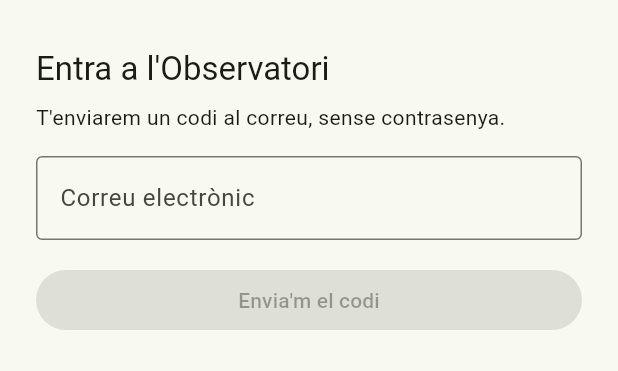
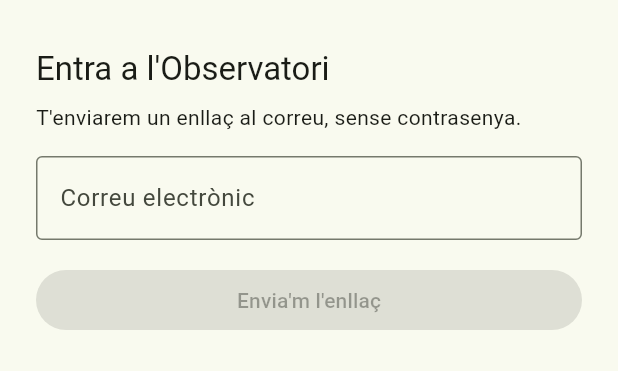
Before and after one commit to Manalemart/observatoriPerLhorta, a Flutter app: the screen it shows after launch, on a phone screen of 412 x 824 dp, the part 498-869 px from its top. Run offline on Flutter 3.47's test engine with Material 3 defaults, Android fonts, the phone set to English and light mode, and no system bars; our stand-ins replace connectivity_plus, drift, drift_flutter, flutter_map, geolocator, go_router and 4 more; accounts and stored records are empty; generated files the repository leaves out were written again.

Commit message:
App: entrada con el enlace del correo (deep link observatoriplh://login-callback)
Con el correo por defecto de Supabase las plantillas no se pueden editar y el
correo solo trae el enlace, que abría la web. Ahora vuelve a la app y
supabase_flutter abre la sesión. El código de 6 cifras queda como alternativa
para cuando haya SMTP propio.

Co-Authored-By: Claude Opus 5.5 <noreply@anthropic.com>

```diff
--- a/app/lib/core/config.dart
+++ b/app/lib/core/config.dart
@@ -9,6 +9,11 @@ class Config {
 
   static const paquet = 'com.mamlabsfera.observatori_perlhorta';
 
+  /// Vuelta a la app desde el enlace del correo. El esquema no puede ser el nombre del
+  /// paquete: los esquemas de URL no admiten «_». Tiene que estar en las Redirect URLs de
+  /// Supabase y en el intent-filter de AndroidManifest.xml.
+  static const redireccioEntrada = 'observatoriplh://login-callback';
+
   static const centreInicial = LatLng(39.48, -0.40);
   static const zoomInicial = 11.0;
 
--- a/app/lib/l10n/app_ca.arb
+++ b/app/lib/l10n/app_ca.arb
@@ -5,11 +5,17 @@
   "comuTria": "Tria…",
   "comuError": "Alguna cosa ha fallat. Torna-ho a provar.",
   "entradaTitol": "Entra a l'Observatori",
-  "entradaExplicacio": "T'enviarem un codi al correu, sense contrasenya.",
+  "entradaExplicacio": "T'enviarem un enllaç al correu, sense contrasenya.",
   "entradaCorreu": "Correu electrònic",
-  "entradaEnviar": "Envia'm el codi",
-  "entradaCodiEnviat": "Hem enviat un codi a {email}.",
-  "@entradaCodiEnviat": { "placeholders": { "email": { "type": "String" } } },
+  "entradaEnviar": "Envia'm l'enllaç",
+  "entradaCodiEnviat": "Hem enviat un enllaç a {email}. Obri'l des d'este mòbil i entraràs directament.",
+  "@entradaCodiEnviat": {
+    "placeholders": {
+      "email": {
+        "type": "String"
+      }
+    }
+  },
   "entradaCodi": "Codi de 6 xifres",
   "entradaVerificar": "Entra",
   "entradaCodiErroni": "El codi no és correcte o ha caducat.",
@@ -46,16 +52,34 @@
   "aportarUsarPosicio": "Usa la meua posició",
   "aportarDesfer": "Desfés",
   "aportarVertexs": "{count, plural, =1{1 punt} other{{count} punts}}",
-  "@aportarVertexs": { "placeholders": { "count": { "type": "int" } } },
+  "@aportarVertexs": {
+    "placeholders": {
+      "count": {
+        "type": "int"
+      }
+    }
+  },
   "aportarCercant": "Buscant el recinte SIGPAC…",
   "aportarRecinte": "Recinte SIGPAC: {ref}",
-  "@aportarRecinte": { "placeholders": { "ref": { "type": "String" } } },
+  "@aportarRecinte": {
+    "placeholders": {
+      "ref": {
+        "type": "String"
+      }
+    }
+  },
   "aportarSenseRecinte": "Ací no hi ha cap recinte SIGPAC.",
   "aportarRecinteOffline": "Sense connexió: el recinte es buscarà en enviar-ho.",
   "aportarFerFoto": "Fes una foto",
   "aportarGaleria": "Galeria",
   "aportarFotos": "{count, plural, =0{Sense fotos} =1{1 foto} other{{count} fotos}}",
-  "@aportarFotos": { "placeholders": { "count": { "type": "int" } } },
+  "@aportarFotos": {
+    "placeholders": {
+      "count": {
+        "type": "int"
+      }
+    }
+  },
   "aportarLlicencia": "En enviar-ho, acceptes publicar les dades amb llicència CC BY 4.0 i les fotos amb CC BY-SA 4.0. Evita que isquen persones o matrícules. Es revisarà abans de publicar-ho.",
   "aportarGuardar": "Guarda i envia",
   "aportarGuardat": "Guardat. Si no hi ha connexió, s'enviarà més tard.",
@@ -68,5 +92,14 @@
   "llistaReintentar": "Torna-ho a provar",
   "llistaEsborrar": "Esborra",
   "llistaMotiu": "Motiu: {motiu}",
-  "@llistaMotiu": { "placeholders": { "motiu": { "type": "String" } } }
+  "@llistaMotiu": {
+    "placeholders": {
+      "motiu": {
+        "type": "String"
+      }
+    }
+  },
+  "entradaEsperant": "Esperant que obris l'enllaç…",
+  "entradaTincCodi": "El correu porta un codi de 6 xifres",
+  "entradaNoArriba": "No t'arriba? Mira el correu brossa o torna-ho a provar d'ací a uns minuts."
 }
--- a/app/lib/l10n/app_localizations.dart
+++ b/app/lib/l10n/app_localizations.dart
@@ -126,7 +126,7 @@ abstract class L {
   /// No description provided for @entradaExplicacio.
   ///
   /// In ca, this message translates to:
-  /// **'T\'enviarem un codi al correu, sense contrasenya.'**
+  /// **'T\'enviarem un enllaç al correu, sense contrasenya.'**
   String get entradaExplicacio;
 
   /// No description provided for @entradaCorreu.
@@ -138,13 +138,13 @@ abstract class L {
   /// No description provided for @entradaEnviar.
   ///
   /// In ca, this message translates to:
-  /// **'Envia\'m el codi'**
+  /// **'Envia\'m l\'enllaç'**
   String get entradaEnviar;
 
   /// No description provided for @entradaCodiEnviat.
   ///
   /// In ca, this message translates to:
-  /// **'Hem enviat un codi a {email}.'**
+  /// **'Hem enviat un enllaç a {email}. Obri\'l des d\'este mòbil i entraràs directament.'**
   String entradaCodiEnviat(String email);
 
   /// No description provided for @entradaCodi.
@@ -476,6 +476,24 @@ abstract class L {
   /// In ca, this message translates to:
   /// **'Motiu: {motiu}'**
   String llistaMotiu(String motiu);
+
+  /// No description provided for @entradaEsperant.
+  ///
+  /// In ca, this message translates to:
+  /// **'Esperant que obris l\'enllaç…'**
+  String get entradaEsperant;
+
+  /// No description provided for @entradaTincCodi.
+  ///
+  /// In ca, this message translates to:
+  /// **'El correu porta un codi de 6 xifres'**
+  String get entradaTincCodi;
+
+  /// No description provided for @entradaNoArriba.
+  ///
+  /// In ca, this message translates to:
+  /// **'No t\'arriba? Mira el correu brossa o torna-ho a provar d\'ací a uns minuts.'**
+  String get entradaNoArriba;
 }
 
 class _LDelegate extends LocalizationsDelegate<L> {
--- a/app/lib/l10n/app_localizations_ca.dart
+++ b/app/lib/l10n/app_localizations_ca.dart
@@ -25,17 +25,17 @@ class LCa extends L {
 
   @override
   String get entradaExplicacio =>
-      'T\'enviarem un codi al correu, sense contrasenya.';
+      'T\'enviarem un enllaç al correu, sense contrasenya.';
 
   @override
   String get entradaCorreu => 'Correu electrònic';
 
   @override
-  String get entradaEnviar => 'Envia\'m el codi';
+  String get entradaEnviar => 'Envia\'m l\'enllaç';
 
   @override
   String entradaCodiEnviat(String email) {
-    return 'Hem enviat un codi a $email.';
+    return 'Hem enviat un enllaç a $email. Obri\'l des d\'este mòbil i entraràs directament.';
   }
 
   @override
@@ -233,4 +233,14 @@ class LCa extends L {
   String llistaMotiu(String motiu) {
     return 'Motiu: $motiu';
   }
+
+  @override
+  String get entradaEsperant => 'Esperant que obris l\'enllaç…';
+
+  @override
+  String get entradaTincCodi => 'El correu porta un codi de 6 xifres';
+
+  @override
+  String get entradaNoArriba =>
+      'No t\'arriba? Mira el correu brossa o torna-ho a provar d\'ací a uns minuts.';
 }
--- a/app/lib/ui/entrada_screen.dart
+++ b/app/lib/ui/entrada_screen.dart
@@ -4,8 +4,11 @@ import 'package:provider/provider.dart';
 import '../l10n/app_localizations.dart';
 import '../services/sessio.dart';
 
-/// Entrada con código del correo: en el campo es más robusto que un enlace que tiene que
-/// volver a la app, y funciona aunque el correo se lea en otro dispositivo.
+/// Entrada sin contraseña. El correo trae un enlace que vuelve a la app
+/// (Config.redireccioEntrada): supabase_flutter abre la sesión y el router sale de aquí.
+/// Si la plantilla del correo incluye el código de 6 cifras, también se puede escribir:
+/// sirve cuando el correo se lee en otro dispositivo. Con el servidor de correo por
+/// defecto de Supabase las plantillas no se pueden editar y solo llega el enlace.
 class EntradaScreen extends StatefulWidget {
   const EntradaScreen({super.key});
 
@@ -17,6 +20,7 @@ class _EntradaScreenState extends State<EntradaScreen> {
   final _correu = TextEditingController();
   final _codi = TextEditingController();
   bool _codiEnviat = false;
+  bool _ambCodi = false;
   bool _treballant = false;
   String? _error;
 
@@ -28,6 +32,11 @@ class _EntradaScreenState extends State<EntradaScreen> {
   }
 
   bool get _valid => _codiEnviat ? _codi.text.trim().length == 6 : _correu.text.contains('@');
+
+  Future<void> _enviar(Sessio sessio, L t) => _fer(() async {
+        await sessio.demanarCodi(_correu.text.trim());
+        if (mounted) setState(() => _codiEnviat = true);
+      }, t.comuError);
 
   Future<void> _fer(Future<void> Function() accio, String missatgeError) async {
     setState(() {
@@ -72,15 +81,38 @@ class _EntradaScreenState extends State<EntradaScreen> {
                   const SizedBox(height: 8),
                   Text(_codiEnviat ? t.entradaCodiEnviat(_correu.text.trim()) : t.entradaExplicacio),
                   const SizedBox(height: 16),
-                  if (!_codiEnviat)
+                  if (!_codiEnviat) ...[
                     TextField(
                       controller: _correu,
                       onChanged: (_) => setState(() {}),
                       keyboardType: TextInputType.emailAddress,
                       autofillHints: const [AutofillHints.email],
                       decoration: InputDecoration(labelText: t.entradaCorreu),
+                    ),
+                    if (_error != null) _Error(_error!),
+                    const SizedBox(height: 16),
+                    FilledButton(
+                      onPressed: _treballant || !_valid ? null : () => _enviar(sessio, t),
+                      child: Text(t.entradaEnviar),
+                    ),
+                  ] else ...[
+                    Row(
+                      children: [
+                        const SizedBox(width: 20, height: 20, child: CircularProgressIndicator(strokeWidth: 2.5)),
+                        const SizedBox(width: 12),
+                        Expanded(child: Text(t.entradaEsperant, style: Theme.of(context).textTheme.titleSmall)),
+                      ],
+                    ),
+                    const SizedBox(height: 12),
+                    Text(t.entradaNoArriba, style: Theme.of(context).textTheme.bodySmall),
+                    const SizedBox(height: 8),
+                    if (!_ambCodi)
+                      TextButton(
+                        onPressed: () => setState(() => _ambCodi = true),
+                        child: Text(t.entradaTincCodi),
                       )
-                  else
+                    else ...[
+                      const SizedBox(height: 8),
                       TextField(
                         controller: _codi,
                         onChanged: (_) => setState(() {}),
@@ -89,32 +121,32 @@ class _EntradaScreenState extends State<EntradaScreen> {
                         maxLength: 6,
                         decoration: InputDecoration(labelText: t.entradaCodi),
                       ),
-                  if (_error != null)
-                    Padding(
-                      padding: const EdgeInsets.only(top: 8),
-                      child: Text(_error!, style: TextStyle(color: Theme.of(context).colorScheme.error)),
-                    ),
-                  const SizedBox(height: 16),
                       FilledButton(
                         onPressed: _treballant || !_valid
                             ? null
-                        : () => _codiEnviat
-                            ? _fer(() => sessio.verificarCodi(_correu.text.trim(), _codi.text.trim()), t.entradaCodiErroni)
-                            : _fer(() async {
-                                await sessio.demanarCodi(_correu.text.trim());
-                                if (mounted) setState(() => _codiEnviat = true);
-                              }, t.comuError),
-                    child: Text(_codiEnviat ? t.entradaVerificar : t.entradaEnviar),
+                            : () => _fer(
+                                  () => sessio.verificarCodi(_correu.text.trim(), _codi.text.trim()),
+                                  t.entradaCodiErroni,
                                 ),
-                  if (_codiEnviat)
+                        child: Text(t.entradaVerificar),
+                      ),
+                    ],
+                    if (_error != null) _Error(_error!),
+                    const SizedBox(height: 8),
+                    TextButton(
+                      onPressed: _treballant ? null : () => _enviar(sessio, t),
+                      child: Text(t.entradaEnviar),
+                    ),
                     TextButton(
                       onPressed: () => setState(() {
                         _codiEnviat = false;
+                        _ambCodi = false;
                         _codi.clear();
                         _error = null;
                       }),
                       child: Text(t.entradaAltreCorreu),
                     ),
+                  ],
                 ],
               ),
             ),
@@ -123,6 +155,17 @@ class _EntradaScreenState extends State<EntradaScreen> {
       ),
     );
   }
+}
+
+class _Error extends StatelessWidget {
+  const _Error(this.text);
+  final String text;
+
+  @override
+  Widget build(BuildContext context) => Padding(
+        padding: const EdgeInsets.only(top: 8),
+        child: Text(text, style: TextStyle(color: Theme.of(context).colorScheme.error)),
+      );
 }
 
 /// Primer acceso: sin alias, la coordinación no sabría quién es.
```
Also changed, not shown: app/lib/services/sessio.dart (+6 -1 lines), 2 other files. Lines whose indentation alone changed are shown as unchanged.
